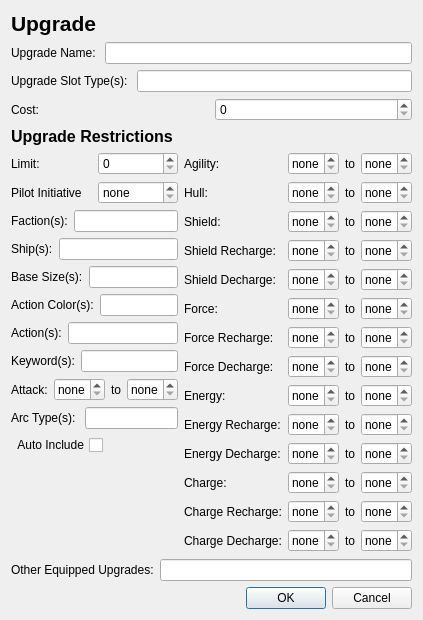
This is qt_designer/upgrade_form.ui in flipperlord/x-wing-squad-builder as Qt 5 draws it before an edit. The edited form follows.
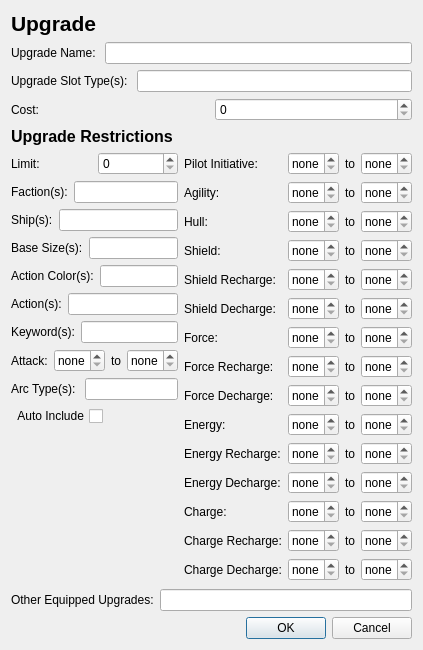
This is the edited form. Icons and pictures are not drawn.

Commit message: upgrade form updates

```diff
--- a/qt_designer/upgrade_form.ui
+++ b/qt_designer/upgrade_form.ui
@@ -7,7 +7,7 @@
     <x>0</x>
     <y>0</y>
     <width>417</width>
-    <height>620</height>
+    <height>650</height>
    </rect>
   </property>
   <property name="windowTitle">
@@ -124,30 +124,6 @@
            </item>
           </layout>
          </item>
-         <item>
-          <layout class="QHBoxLayout" name="horizontalLayout_29">
-           <item>
-            <widget class="QLabel" name="label_37">
-             <property name="text">
-              <string>Pilot Initiative</string>
-             </property>
-            </widget>
-           </item>
-           <item>
-            <widget class="QSpinBox" name="initiative_spinbox">
-             <property name="specialValueText">
-              <string>none</string>
-             </property>
-             <property name="minimum">
-              <number>-1</number>
-             </property>
-             <property name="value">
-              <number>-1</number>
-             </property>
-            </widget>
-           </item>
-          </layout>
-         </item>
          <item>
           <layout class="QHBoxLayout" name="horizontalLayout_4">
            <item>
@@ -399,6 +375,63 @@
        </item>
        <item>
         <layout class="QVBoxLayout" name="verticalLayout_4">
+         <item>
+          <layout class="QHBoxLayout" name="horizontalLayout_29">
+           <item>
+            <widget class="QLabel" name="label_37">
+             <property name="text">
+              <string>Pilot Initiative:</string>
+             </property>
+            </widget>
+           </item>
+           <item>
+            <spacer name="horizontalSpacer_3">
+             <property name="orientation">
+              <enum>Qt::Horizontal</enum>
+             </property>
+             <property name="sizeHint" stdset="0">
+              <size>
+               <width>40</width>
+               <height>20</height>
+              </size>
+             </property>
+            </spacer>
+           </item>
+           <item>
+            <widget class="QSpinBox" name="initiative_low_spinbox">
+             <property name="specialValueText">
+              <string>none</string>
+             </property>
+             <property name="minimum">
+              <number>-1</number>
+             </property>
+             <property name="value">
+              <number>-1</number>
+             </property>
+            </widget>
+           </item>
+           <item>
+            <widget class="QLabel" name="label_38">
+             <property name="text">
+              <string>to</string>
+             </property>
+            </widget>
+           </item>
+           <item>
+            <widget class="QSpinBox" name="initiative_high_spinbox">
+             <property name="specialValueText">
+              <string>none</string>
+             </property>
+             <property name="minimum">
+              <number>-1</number>
+             </property>
+             <property name="value">
+              <number>-1</number>
+             </property>
+            </widget>
+           </item>
+          </layout>
+         </item>
          <item>
           <layout class="QHBoxLayout" name="horizontalLayout_8">
            <item>
```
The commit also changes 6 other files.
